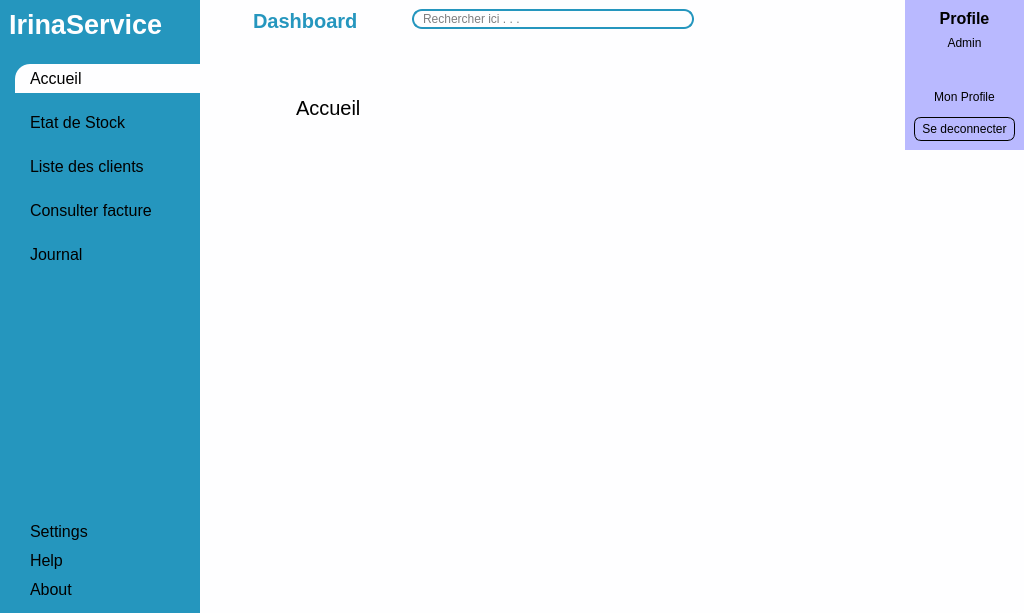
Above: views/main_window.ui from ninohantonio/Store-Management before the change. Below: the same form after it.
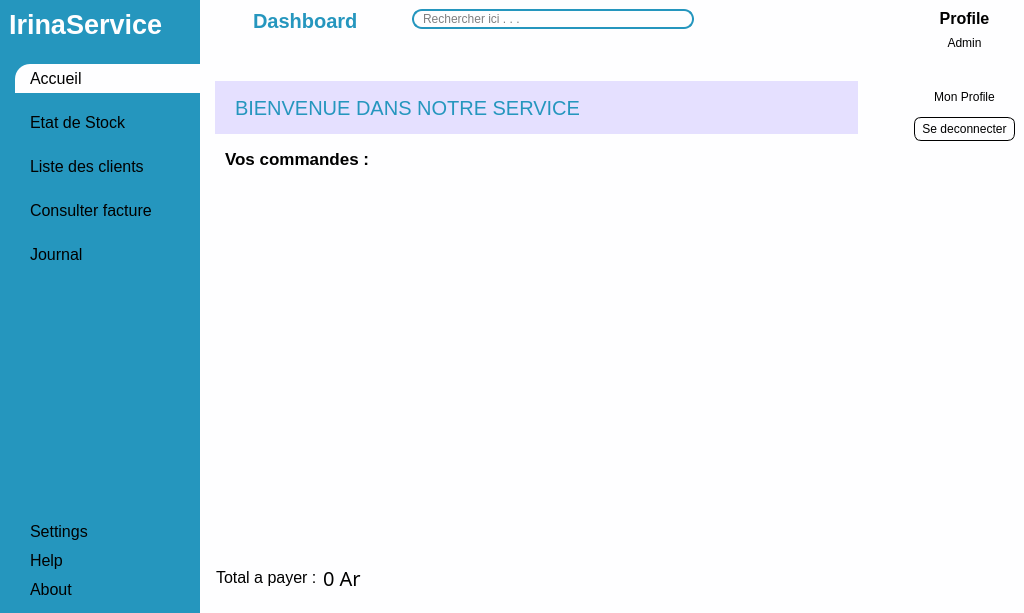
That is the form after the change. Icons and pictures are not drawn. Custom widgets are drawn as their Qt base class.

Diff of the .ui file:
```diff
--- a/views/main_window.ui
+++ b/views/main_window.ui
@@ -80,8 +80,12 @@
 	border-radius: 7px
 }
 
-#profileMenu{
-	background-color: #b9b9ff;
+
+#welcomeLabel{
+	text-align: center;
+	color:  #2596be;
+	background-color: #e5e0ff;
+	padding: 10px 15px;
 }</string>
    </property>
    <layout class="QHBoxLayout" name="horizontalLayout">
@@ -685,10 +689,10 @@
           <widget class="QFrame" name="frame">
            <property name="geometry">
             <rect>
-             <x>30</x>
+             <x>0</x>
              <y>20</y>
-             <width>401</width>
-             <height>80</height>
+             <width>661</width>
+             <height>71</height>
             </rect>
            </property>
            <property name="frameShape">
@@ -697,24 +701,99 @@
            <property name="frameShadow">
             <enum>QFrame::Shadow::Raised</enum>
            </property>
+           <layout class="QVBoxLayout" name="verticalLayout_3">
+            <item>
+             <widget class="QLabel" name="welcomeLabel">
+              <property name="font">
+               <font>
+                <pointsize>15</pointsize>
+               </font>
+              </property>
+              <property name="text">
+               <string>BIENVENUE DANS NOTRE SERVICE</string>
+              </property>
+             </widget>
+            </item>
+           </layout>
+          </widget>
+          <widget class="QFrame" name="frame_10">
+           <property name="geometry">
+            <rect>
+             <x>10</x>
+             <y>90</y>
+             <width>161</width>
+             <height>34</height>
+            </rect>
+           </property>
+           <property name="frameShape">
+            <enum>QFrame::Shape::StyledPanel</enum>
+           </property>
+           <property name="frameShadow">
+            <enum>QFrame::Shadow::Raised</enum>
+           </property>
+           <layout class="QHBoxLayout" name="horizontalLayout_7">
+            <item>
            <widget class="QLabel" name="label">
+              <property name="font">
+               <font>
+                <pointsize>13</pointsize>
+                <bold>true</bold>
+               </font>
+              </property>
+              <property name="text">
+               <string>Vos commandes :</string>
+              </property>
+             </widget>
+            </item>
+           </layout>
+          </widget>
+          <widget class="QWidget" name="widget_5" native="true">
             <property name="geometry">
              <rect>
-              <x>60</x>
-              <y>20</y>
-              <width>141</width>
-              <height>31</height>
-             </rect>
-            </property>
+             <x>10</x>
+             <y>500</y>
+             <width>201</width>
+             <height>51</height>
+            </rect>
+           </property>
+           <layout class="QHBoxLayout" name="horizontalLayout_8">
+            <item>
+             <widget class="QLabel" name="label_7">
             <property name="font">
              <font>
+                <pointsize>12</pointsize>
+               </font>
+              </property>
+              <property name="text">
+               <string>Total a payer :</string>
+              </property>
+             </widget>
+            </item>
+            <item>
+             <widget class="QLabel" name="label_8">
+              <property name="font">
+               <font>
+                <family>Lucida Fax</family>
               <pointsize>15</pointsize>
              </font>
             </property>
             <property name="text">
-             <string>Accueil</string>
-            </property>
-           </widget>
+               <string>0 Ar</string>
+              </property>
+             </widget>
+            </item>
+           </layout>
+          </widget>
+          <widget class="QWidget" name="gridLayoutWidget">
+           <property name="geometry">
+            <rect>
+             <x>20</x>
+             <y>140</y>
+             <width>641</width>
+             <height>361</height>
+            </rect>
+           </property>
+           <layout class="QGridLayout" name="cardContainer"/>
           </widget>
          </widget>
          <widget class="QWidget" name="stockPage">
```
Lines whose indentation alone changed are shown as unchanged.
